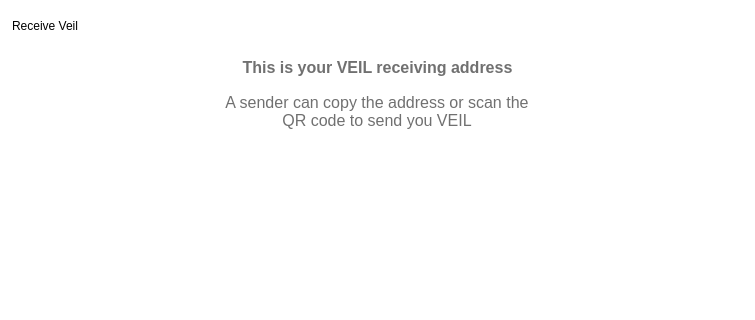
Before: the Qt Designer form src/qt/veil/forms/receivewidget.ui in Veil-Project/veil, drawn with Qt 5; both pictures show x 0 to 755 and y 0 to 320 of the 755 by 485 pixel window.
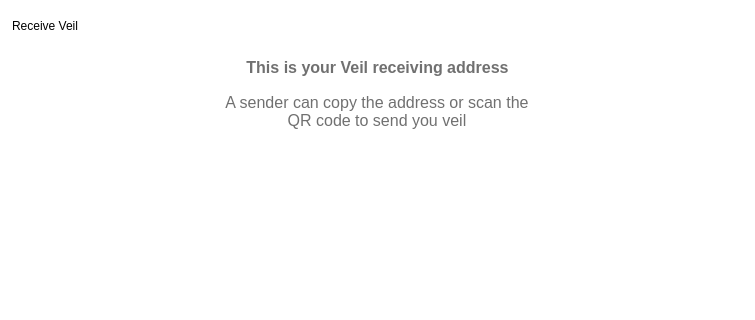
After: the same form once the commit is applied.

The edit to the form file:
```diff
--- a/src/qt/veil/forms/receivewidget.ui
+++ b/src/qt/veil/forms/receivewidget.ui
@@ -102,7 +102,7 @@
 font-weight:bold;</string>
            </property>
            <property name="text">
-            <string>This is your VEIL receiving address</string>
+            <string>This is your Veil receiving address</string>
            </property>
            <property name="alignment">
             <set>Qt::AlignCenter</set>
@@ -139,7 +139,7 @@
            </property>
            <property name="text">
             <string>A sender can copy the address or scan the 
-QR code to send you VEIL</string>
+QR code to send you veil</string>
            </property>
            <property name="alignment">
             <set>Qt::AlignCenter</set>
```
